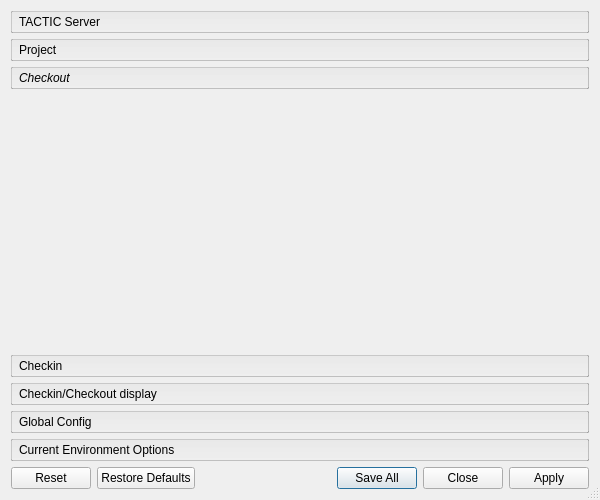
Before: the Qt Designer form lib/ui/conf/ui_conf.ui in listyque/TACTIC-Handler, drawn with Qt 5.
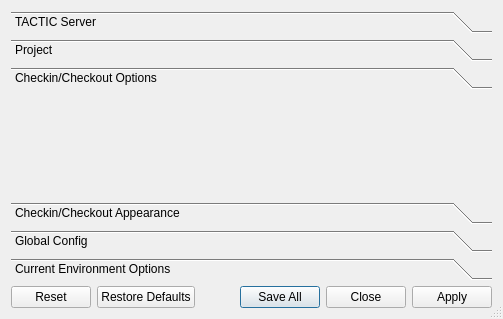
After: the same form once the commit is applied. The open tabs and pages were chosen to show the change.

```diff
--- a/lib/ui/conf/ui_conf.ui
+++ b/lib/ui/conf/ui_conf.ui
@@ -9,8 +9,8 @@
    <rect>
     <x>0</x>
     <y>0</y>
-    <width>600</width>
-    <height>500</height>
+    <width>503</width>
+    <height>319</height>
    </rect>
   </property>
   <property name="windowTitle">
@@ -25,8 +25,20 @@
   <layout class="QGridLayout" name="gridLayout_6">
    <item row="0" column="0">
     <widget class="QToolBox" name="configToolBox">
+     <property name="palette">
+      <palette>
+       <active/>
+       <inactive/>
+       <disabled/>
+      </palette>
+     </property>
      <property name="styleSheet">
-      <string notr="true">QToolBox::tab {
+      <string notr="true">QToolBox &gt; *,
+QToolBox &gt; QScrollArea &gt; #qt_scrollarea_viewport &gt; QWidget {
+	background-color: rgba(128, 128, 128, 48);
+}
+
+QToolBox::tab {
 	border-style: outset;
 	border-width: 1px;
 	border-color:  rgba(75, 75, 75, 75);
@@ -94,30 +106,12 @@
        <rect>
         <x>0</x>
         <y>0</y>
-        <width>582</width>
-        <height>242</height>
+        <width>100</width>
+        <height>30</height>
        </rect>
       </property>
       <attribute name="label">
-       <string>Checkout</string>
-      </attribute>
-      <layout class="QVBoxLayout" name="checkoutPageLayout">
-       <property name="margin">
-        <number>6</number>
-       </property>
-      </layout>
-     </widget>
-     <widget class="QWidget" name="checkinPage">
-      <property name="geometry">
-       <rect>
-        <x>0</x>
-        <y>0</y>
-        <width>582</width>
-        <height>242</height>
-       </rect>
-      </property>
-      <attribute name="label">
-       <string>Checkin</string>
+       <string>Checkin/Checkout Options</string>
       </attribute>
       <layout class="QVBoxLayout" name="checkinPageLayout">
        <property name="margin">
@@ -135,7 +129,7 @@
        </rect>
       </property>
       <attribute name="label">
-       <string>Checkin/Checkout display</string>
+       <string>Checkin/Checkout Appearance</string>
       </attribute>
       <layout class="QVBoxLayout" name="checkinOutPageLayout">
        <property name="margin">
```
Left out of the diff: 24 changed lines with no effect on the pictures.
